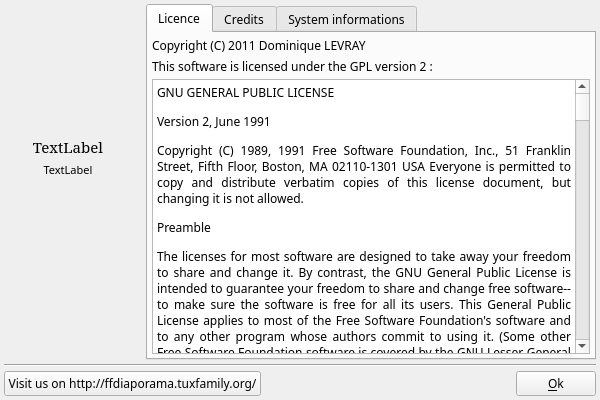
Old version of the form DlgAbout.ui in the repository boenki/ffdiaporama.
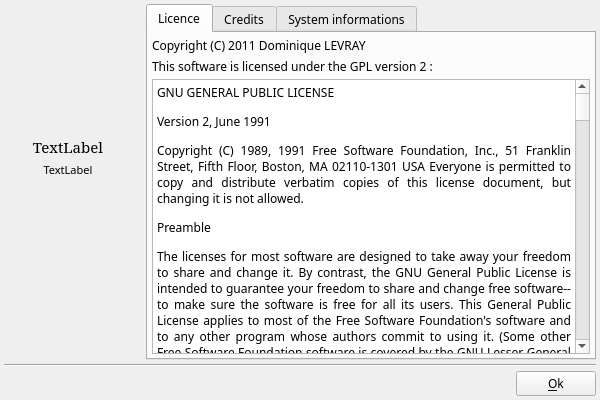
New version of the form. Icons and pictures are not drawn.

Diff of the .ui file:
```diff
--- a/DlgAbout.ui
+++ b/DlgAbout.ui
@@ -687,17 +687,6 @@
      <property name="margin">
       <number>0</number>
      </property>
-     <item>
-      <widget class="QPushButton" name="OpenffDiaporamaWebBT">
-       <property name="text">
-        <string>Visit us on http://ffdiaporama.tuxfamily.org/</string>
-       </property>
-       <property name="icon">
-        <iconset>
-         <normaloff>img/Internet.png</normaloff>img/Internet.png</iconset>
-       </property>
-      </widget>
-     </item>
      <item>
       <spacer name="horizontalSpacer">
        <property name="orientation">
```
